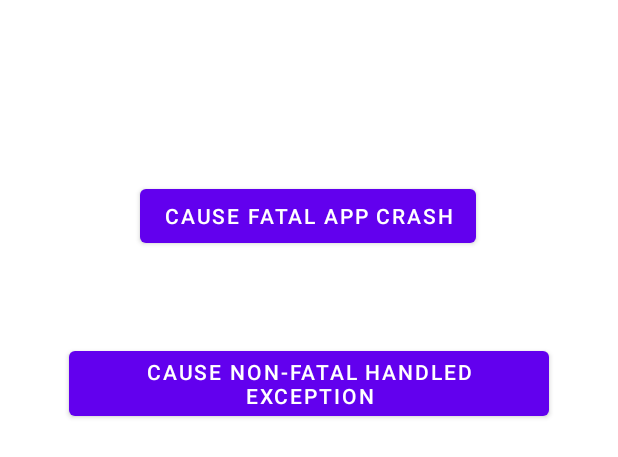
After one commit to aperauch/Android-Web-Demo, an Android app: the layout activity_crash.xml on its own in the app's theme, with its tools: preview values and no code run, on a phone screen of 412 x 824 dp. The commit adds this screen. Shown: the top 457 px of the screen. Run offline under Robolectric (Android 15) with nearby library versions, the phone set to English and light mode, and no system bars.

Commit message:
Added crashing activity, Crittercism config, and more logging

```diff
--- a/app/src/main/AndroidManifest.xml
+++ b/app/src/main/AndroidManifest.xml
@@ -11,10 +11,12 @@
         </intent>
         <intent>
             <action android:name="android.intent.action.VIEW" />
+
             <data android:scheme="http" />
         </intent>
         <intent>
             <action android:name="android.intent.action.VIEW" />
+
             <data android:scheme="https" />
         </intent>
     </queries>
@@ -27,10 +29,14 @@
         android:supportsRtl="true"
         android:theme="@style/Theme.WebDemo">
         <activity
+            android:name=".CrashActivity"
+            android:exported="false" />
+        <activity
             android:name=".MainActivity"
             android:exported="true">
             <intent-filter>
                 <action android:name="android.intent.action.MAIN" />
+
                 <category android:name="android.intent.category.LAUNCHER" />
             </intent-filter>
         </activity>
--- a/app/src/main/java/com/aron/webdemo/WebViewActivity.java
+++ b/app/src/main/java/com/aron/webdemo/WebViewActivity.java
@@ -1,7 +1,7 @@
 package com.aron.webdemo;
 
+import static com.aron.webdemo.constants.Constants.*;
 import androidx.appcompat.app.AppCompatActivity;
-
 import android.os.Bundle;
 import android.util.Log;
 import android.view.MenuItem;
@@ -13,10 +13,7 @@ import com.crittercism.app.Crittercism;
 
 public class WebViewActivity extends AppCompatActivity {
 
-    private final String TAG = "WebDemo-WebViewActivity";
     private boolean usingIntelligenceSdk;
-    public static final String EXTRA_URL = "extra.url";
-    public static final String EXTRA_USE_INTELLIGENCE_SDK = "extra.useIntelligence";
 
     @Override
     protected void onCreate(Bundle savedInstanceState) {
@@ -41,7 +38,6 @@ public class WebViewActivity extends AppCompatActivity {
             Crittercism.leaveBreadcrumb("Web_View_Created");
             Crittercism.beginUserFlow("Web_View_User_Flow");
             Crittercism.instrumentWebView(webView);
-            Crittercism.getNetworkInstrumentation();
         }
 
         webView.loadUrl(url);
--- /dev/null
+++ b/app/src/main/res/layout/activity_crash.xml
@@ -0,0 +1,30 @@
+<?xml version="1.0" encoding="utf-8"?>
+<androidx.constraintlayout.widget.ConstraintLayout xmlns:android="http://schemas.android.com/apk/res/android"
+    xmlns:app="http://schemas.android.com/apk/res-auto"
+    xmlns:tools="http://schemas.android.com/tools"
+    android:layout_width="match_parent"
+    android:layout_height="match_parent"
+    tools:context=".CrashActivity">
+
+    <Button
+        android:id="@+id/fatal_crash_button"
+        android:layout_width="wrap_content"
+        android:layout_height="wrap_content"
+        android:layout_marginTop="120dp"
+        android:text="@string/label_fatal_crash_button"
+        app:layout_constraintEnd_toEndOf="parent"
+        app:layout_constraintHorizontal_bias="0.498"
+        app:layout_constraintStart_toStartOf="parent"
+        app:layout_constraintTop_toTopOf="parent" />
+
+    <Button
+        android:id="@+id/non_fatal_button"
+        android:layout_width="wrap_content"
+        android:layout_height="wrap_content"
+        android:layout_marginTop="60dp"
+        android:text="@string/label_non_fatal_crash_button"
+        app:layout_constraintEnd_toEndOf="parent"
+        app:layout_constraintHorizontal_bias="0.498"
+        app:layout_constraintStart_toStartOf="parent"
+        app:layout_constraintTop_toBottomOf="@+id/fatal_crash_button" />
+</androidx.constraintlayout.widget.ConstraintLayout>
--- /dev/null
+++ b/app/src/main/res/values-land/dimens.xml
@@ -0,0 +1,3 @@
+<resources>
+    <dimen name="fab_margin">48dp</dimen>
+</resources>
--- /dev/null
+++ b/app/src/main/res/values-w1240dp/dimens.xml
@@ -0,0 +1,3 @@
+<resources>
+    <dimen name="fab_margin">200dp</dimen>
+</resources>
--- /dev/null
+++ b/app/src/main/res/values-w600dp/dimens.xml
@@ -0,0 +1,3 @@
+<resources>
+    <dimen name="fab_margin">48dp</dimen>
+</resources>
--- a/app/src/main/res/values/dimens.xml
+++ b/app/src/main/res/values/dimens.xml
@@ -2,4 +2,5 @@
 <resources>
     <dimen name="activity_vertical_margin">160dp</dimen>
     <dimen name="activity_horizontal_margin">160dp</dimen>
+    <dimen name="fab_margin">16dp</dimen>
 </resources>
--- a/app/src/main/res/values/strings.xml
+++ b/app/src/main/res/values/strings.xml
@@ -1,8 +1,12 @@
 <resources>
-    <string name="app_name">Web Demo 2</string>
+    <string name="app_name">Web Demo</string>
     <string name="title_activity_webview">WebviewActivity</string>
     <string name="label_url">URL:</string>
     <string name="default_test_url">https://www.vmware.com</string>
     <string name="label_start_custom_tab">Open Chrome Custom Tab</string>
     <string name="label_start_web_view">Open Android Web View</string>
+    <string name="title_activity_crash">Crash Activity</string>
+    <string name="label_start_crash_activity">Crash This App</string>
+    <string name="label_fatal_crash_button">Cause Fatal App Crash</string>
+    <string name="label_non_fatal_crash_button">Cause Non-Fatal Handled Exception</string>
 </resources>
```
Also changed, not shown: app/build.gradle (+6 -1 lines), app/src/main/java/com/aron/webdemo/CrashActivity.java (added, +87 -0 lines), app/src/main/java/com/aron/webdemo/MainActivity.java (+34 -18 lines), app/src/main/java/com/aron/webdemo/constants/Constants.java (added, +7 -0 lines), app/src/main/res/layout/activity_main.xml (+11 -1 lines), app/src/main/res/values/themes.xml (+9 -0 lines).
